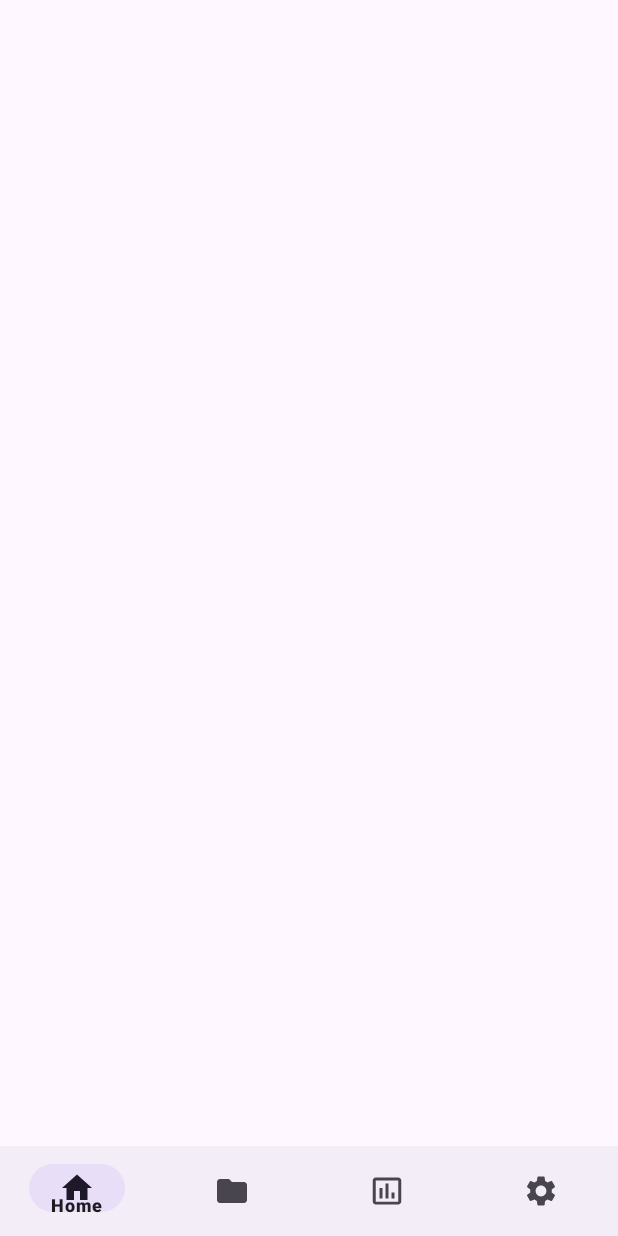
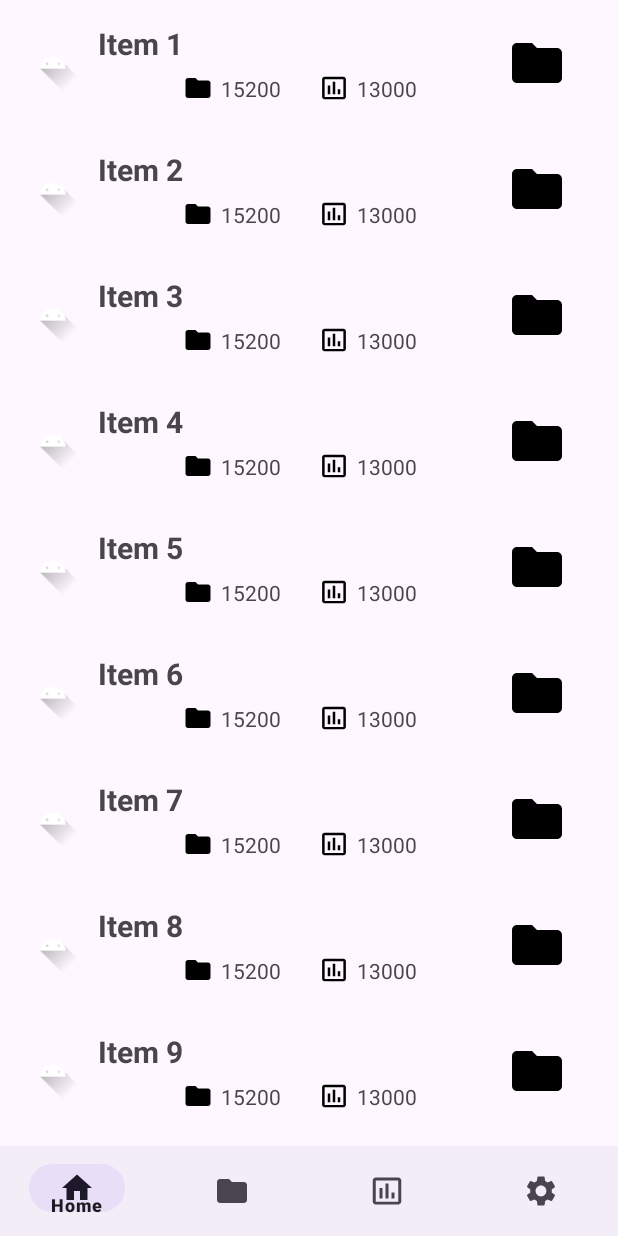
Before and after one commit to BunyatovCavid/MyAppli34, an Android app: the screen it shows after launch (MainActivity3), on a phone screen of 412 x 824 dp. Run offline under Robolectric (Android 15) with nearby library versions, the phone set to English and light mode, and no system bars.

```diff
--- a/app/src/main/java/com/example/myappli/fragments/Home.kt
+++ b/app/src/main/java/com/example/myappli/fragments/Home.kt
@@ -39,30 +39,22 @@ class Home : Fragment() {
         savedInstanceState: Bundle?
     ): View? {
 
-        // getting the recyclerview by its id
-        val recyclerview = getView()?.findViewById<RecyclerView>(R.id.recyclerview)
+        val view = inflater.inflate(R.layout.fragment_home, container, false)
+        val recyclerview = view.findViewById<RecyclerView>(R.id.recyclerview)
 
-        // this creates a vertical layout Manager
-        recyclerview?.layoutManager = LinearLayoutManager(getContext())
+        recyclerview.layoutManager = LinearLayoutManager(getContext())
 
-        // ArrayList of class ItemsViewModel
         val data = ArrayList<ItemsViewModel>()
-
-        // This loop will create 20 Views containing
-        // the image with the count of view
         for (i in 1..20) {
             data.add(ItemsViewModel(R.drawable.ic_launcher_foreground, "Item " + i, "13000", "15200"))
         }
 
-        // This will pass the ArrayList to our Adapter
         val adapter = CustomAdapter(data)
-
-        // Setting the Adapter with the recyclerview
-        recyclerview?.adapter = adapter
+        recyclerview.adapter = adapter
 
 
         // Inflate the layout for this fragment
-        return inflater.inflate(R.layout.fragment_home, container, false)
+        return view
     }
 
     companion object {
--- a/app/src/main/res/layout/activity_main3.xml
+++ b/app/src/main/res/layout/activity_main3.xml
@@ -25,7 +25,8 @@
         app:layout_constraintHorizontal_bias="0.5"
         app:layout_constraintStart_toStartOf="parent"
         app:menu="@menu/nav_menu"
-        android:scrollIndicators="left"/>
+        android:scrollIndicators="left"
+        app:labelVisibilityMode="auto"/>
 
 
 
--- a/app/src/main/res/menu/nav_menu.xml
+++ b/app/src/main/res/menu/nav_menu.xml
@@ -3,19 +3,23 @@
     <item
         android:id="@+id/home"
         android:icon="@drawable/baseline_home_24"
-        android:title="Home" />
+        android:title="Home"
+        android:visible="true"/>
     <item
         android:id="@+id/folder"
         android:icon="@drawable/baseline_folder_24"
-        android:title="Message" />
+        android:title="Message"
+        android:visible="true"/>
 
     <item
         android:id="@+id/chart"
         android:icon="@drawable/baseline_insert_chart_outlined_24"
-        android:title="Message" />
+        android:title="Message"
+        android:visible="true"/>
 
     <item
         android:id="@+id/settings"
         android:icon="@drawable/baseline_settings_24"
-        android:title="Setting" />
+        android:title="Setting"
+        android:visible="true"/>
 </menu>
```
